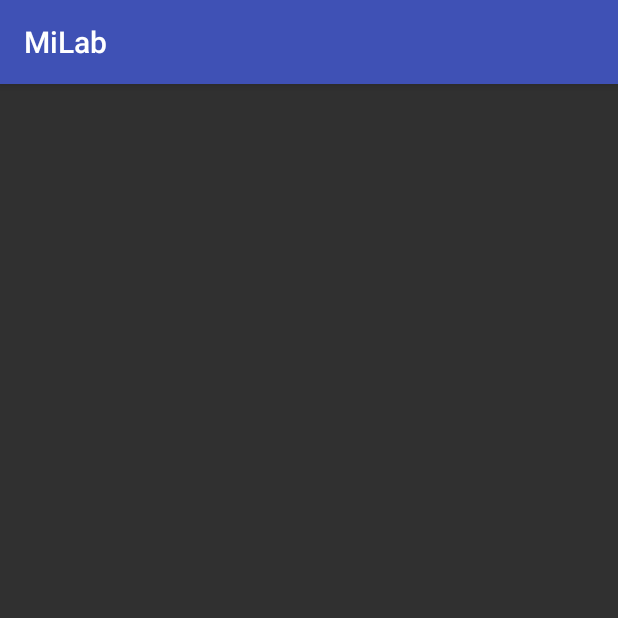
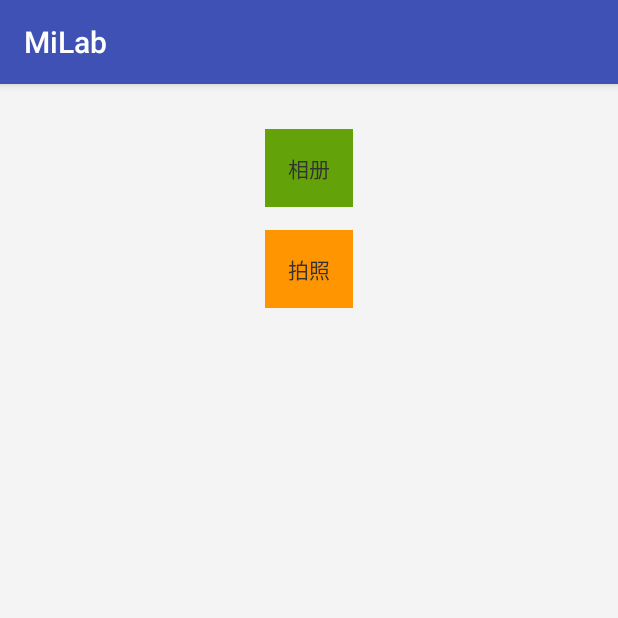
Before and after one commit to jimwind/MiLab, an Android app: the screen it shows after launch (MainActivity), on a phone screen of 412 x 824 dp, the top half of it. Run offline under Robolectric (Android 15) with nearby library versions, the phone set to English and light mode, and no system bars; our stand-ins replace CircleImageView.

Commit message:
当前应用拍照后需要更新图库

```diff
--- a/app/src/main/AndroidManifest.xml
+++ b/app/src/main/AndroidManifest.xml
@@ -2,6 +2,8 @@
 <manifest xmlns:android="http://schemas.android.com/apk/res/android"
     package="me.mi.milab">
     <uses-permission android:name="android.permission.INTERNET" />
+    <uses-permission android:name="android.permission.WRITE_EXTERNAL_STORAGE" />
+    <uses-permission android:name="android.permission.READ_EXTERNAL_STORAGE" />
     <application
         android:allowBackup="true"
         android:icon="@mipmap/ic_launcher"
@@ -16,6 +18,7 @@
                 <category android:name="android.intent.category.LAUNCHER" />
             </intent-filter>
         </activity>
+        <activity android:name=".album.AlbumActivity" />
     </application>
 
 </manifest>
--- a/app/src/main/java/me/mi/milab/MainActivity.java
+++ b/app/src/main/java/me/mi/milab/MainActivity.java
@@ -1,28 +1,45 @@
 package me.mi.milab;
 
+import android.app.Activity;
+import android.content.Intent;
 import android.graphics.Bitmap;
 import android.graphics.Matrix;
+import android.net.Uri;
+import android.os.Environment;
+import android.provider.MediaStore;
 import android.support.v7.app.AppCompatActivity;
 import android.os.Bundle;
 import android.content.Context;
 import android.graphics.BitmapFactory;
 import android.graphics.Canvas;
+import android.text.TextUtils;
 import android.util.Log;
 import android.view.MotionEvent;
 import android.view.View;
 import android.widget.ImageView;
 
+import java.io.File;
+import java.util.Date;
+
+import me.mi.milab.album.AlbumActivity;
+import me.mi.milab.album.AlbumHelper;
+import me.mi.milab.album.SingleMediaScanner;
+import me.mi.milab.config.SystemConstants;
+import me.mi.milab.utils.DateUtil;
 import me.mi.milab.utils.OKHttpUtils;
+import me.mi.milab.utils.Utils;
 
 public class MainActivity extends AppCompatActivity implements View.OnTouchListener {
     //TODO
-    private int toggle = 1;
-
+    private int toggle = 3;
+    private Context mContext;
     private TransformMatrixView view;
+    private final int REQUEST_CODE_TAKE_PHOTO = 1;
+    private String mTakePhotoFile = "";
     @Override
     protected void onCreate(Bundle savedInstanceState) {
         super.onCreate(savedInstanceState);
-
+        mContext = this;
         switch (toggle){
             case 0:{
                 setContentView(R.layout.activity_main);
@@ -41,8 +58,28 @@ public class MainActivity extends AppCompatActivity implements View.OnTouchListe
                 setContentView(view);
                 break;
             }
+            case 3:{
+                setContentView(R.layout.activity_start);
+                case3();
+                break;
+            }
 
         }
+    }
+    private void case3(){
+        findViewById(R.id.album).setOnClickListener(new View.OnClickListener() {
+            @Override
+            public void onClick(View v) {
+                Intent intent = new Intent(mContext, AlbumActivity.class);
+                startActivity(intent);
+            }
+        });
+        findViewById(R.id.take_picture).setOnClickListener(new View.OnClickListener() {
+            @Override
+            public void onClick(View v) {
+                mTakePhotoFile = Utils.takePhoto(mContext, REQUEST_CODE_TAKE_PHOTO);
+            }
+        });
     }
     class TransformMatrixView extends ImageView
     {
@@ -354,4 +391,20 @@ public class MainActivity extends AppCompatActivity implements View.OnTouchListe
         }
         return true;
     }
+
+    @Override
+    protected void onActivityResult(int req, int resultCode, Intent data) {
+        super.onActivityResult(req, resultCode, data);
+        if(req == REQUEST_CODE_TAKE_PHOTO){
+            if(resultCode == Activity.RESULT_OK){
+                if(!TextUtils.isEmpty(mTakePhotoFile)){
+                    File file = new File(mTakePhotoFile);
+                    if(file.exists()){
+                        new SingleMediaScanner(this, file);
+                        AlbumHelper.getInstance().refresh();
+                    }
+                }
+            }
+        }
+    }
 }
--- /dev/null
+++ b/app/src/main/res/layout/activity_start.xml
@@ -0,0 +1,41 @@
+<?xml version="1.0" encoding="utf-8"?>
+<RelativeLayout xmlns:android="http://schemas.android.com/apk/res/android"
+    xmlns:tools="http://schemas.android.com/tools"
+    android:id="@+id/activity_main"
+    android:layout_width="match_parent"
+    android:layout_height="match_parent"
+    tools:context="me.mi.milab.MainActivity"
+    android:background="#fff4f4f4">
+
+    <ScrollView
+        android:layout_width="match_parent"
+        android:layout_height="wrap_content"
+        android:layout_alignParentTop="true"
+        android:layout_alignParentLeft="true"
+        android:layout_alignParentStart="true">
+        <LinearLayout
+            android:layout_width="match_parent"
+            android:layout_height="wrap_content"
+            android:orientation="vertical"
+            android:gravity="center_horizontal"
+            android:paddingTop="30dp">
+            <TextView
+                android:id="@+id/album"
+                android:layout_width="wrap_content"
+                android:layout_height="wrap_content"
+                android:text="相册"
+                android:textColor="#333333"
+                android:padding="15dp"
+                android:background="#63a309"/>
+            <TextView
+                android:id="@+id/take_picture"
+                android:layout_width="wrap_content"
+                android:layout_height="wrap_content"
+                android:layout_marginTop="15dp"
+                android:text="拍照"
+                android:textColor="#333333"
+                android:padding="15dp"
+                android:background="#ff9500"/>
+        </LinearLayout>
+    </ScrollView>
+</RelativeLayout>
```
Also changed, not shown: app/src/main/java/me/mi/milab/album/AlbumActivity.java (added, +115 -0 lines), app/src/main/java/me/mi/milab/album/AlbumHelper.java (added, +209 -0 lines), app/src/main/java/me/mi/milab/album/SingleMediaScanner.java (added, +34 -0 lines), app/src/main/java/me/mi/milab/bean/AlbumBean.java (added, +74 -0 lines), app/src/main/java/me/mi/milab/bean/PictureBean.java (added, +37 -0 lines), app/src/main/java/me/mi/milab/config/SystemConstants.java (added, +14 -0 lines), app/src/main/java/me/mi/milab/utils/DateUtil.java (added, +12 -0 lines), app/src/main/java/me/mi/milab/utils/Utils.java (+40 -1 lines), app/src/main/res/layout/activity_album.xml (added, +22 -0 lines), app/src/main/res/layout/activity_album_item.xml (added, +36 -0 lines).
